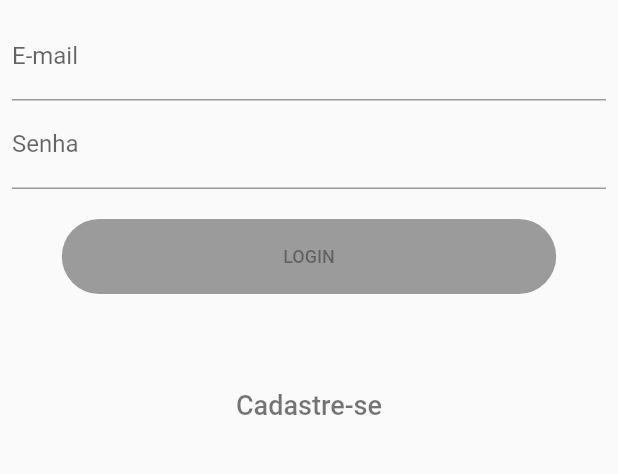
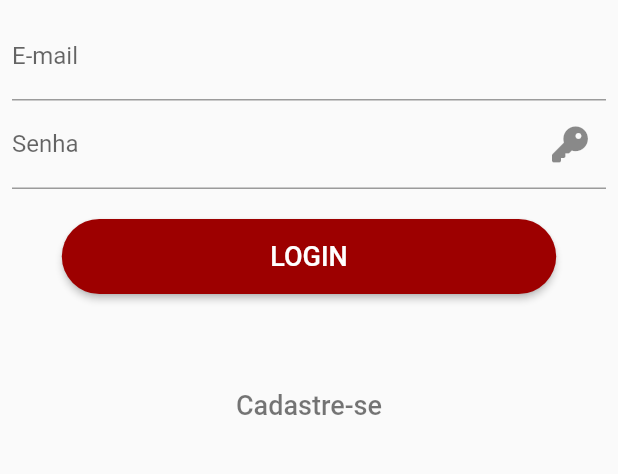
Before and after one commit to MatheusTrinca/pizza_delivery_app_flutter, a Flutter app: the screen it shows after launch, on a phone screen of 412 x 824 dp, the part 405-879 px from its top. Run offline on Flutter 3.47's test engine with Material 2 defaults, Android fonts, the phone set to English and light mode, and no system bars; our stand-ins replace flutter_icons, validators; Roboto replaces fonts that are missing (Arial).

Commit message:
pagina de login criada

```diff
--- a/lib/app/modules/login/auth/view/login_page.dart
+++ b/lib/app/modules/login/auth/view/login_page.dart
@@ -1,9 +1,11 @@
 import 'package:flutter/cupertino.dart';
 import 'package:flutter/material.dart';
+import 'package:flutter_icons/flutter_icons.dart';
 import 'package:pizza_delivery_app/app/modules/login/auth/controllers/login_controller.dart';
 import 'package:pizza_delivery_app/shared/components/pizza_delivery_button.dart';
 import 'package:pizza_delivery_app/shared/components/pizza_delivery_input.dart';
 import 'package:provider/provider.dart';
+import 'package:validators/validators.dart';
 
 class LoginPage extends StatelessWidget {
   static const router = '/login';
@@ -30,6 +32,9 @@ class LoginContent extends StatefulWidget {
 
 class _LoginContentState extends State<LoginContent> {
   final formKey = GlobalKey<FormState>();
+  final emailEditingController = TextEditingController();
+  final passwordEditingController = TextEditingController();
+  final obscurePasswordValueNotifier = ValueNotifier<bool>(true);
 
   @override
   Widget build(BuildContext context) {
@@ -44,18 +49,45 @@ class _LoginContentState extends State<LoginContent> {
               padding: const EdgeInsets.all(8),
               child: Column(
                 children: [
-                  PizzaDeliveryInput('E-mail'),
-                  PizzaDeliveryInput('Senha'),
+                  PizzaDeliveryInput('E-mail',
+                    keyboardType: TextInputType.emailAddress,
+                    validator: (value){
+                      if(!isEmail(value.toString() ?? '')){
+                        return 'Email inválido';
+                      }else{
+                        return null;
+                      }
+                    },
+                    controller: emailEditingController
+                  ),
+                  ValueListenableBuilder(
+                      valueListenable: obscurePasswordValueNotifier,
+                      builder: (BuildContext context, obscurePasswordValueNotifierValue, Widget child) {
+                         return PizzaDeliveryInput('Senha',
+                              obscureText: obscurePasswordValueNotifierValue,
+                              controller: passwordEditingController,
+                              suffixIcon: Icon(FontAwesome.key),
+                              suffixIconOnPressed: (){
+                                obscurePasswordValueNotifier.value = !obscurePasswordValueNotifierValue;
+                              },
+                            );
+                      },
+                   ),
                   SizedBox(height: 20),
                   PizzaDeliveryButton(
                     'LOGIN',
+                    onPressed: (){},
                     height: 50,
+                    labelColor: Colors.white,
+                    labelSize: 18,
+                    buttonColor: Theme.of(context).primaryColor,
                     width: MediaQuery.of(context).size.width * 0.8, // 80% Larg
                   ),
                   SizedBox(
                     height: 50,
                   ),
                   FlatButton(
+                    onPressed: () {  },
                     child: Text('Cadastre-se',
                         style: TextStyle(
                             fontSize: 18,
@@ -73,3 +105,5 @@ class _LoginContentState extends State<LoginContent> {
     );
   }
 }
+
+// TODO: Continuar no 1:20:00
--- a/lib/app/modules/splash/controller/splash_controller.dart
+++ b/lib/app/modules/splash/controller/splash_controller.dart
@@ -1,4 +1,4 @@
-import 'package:flutter/cupertino.dart';
+import 'package:flutter/material.dart';
 
 class SplashController extends ChangeNotifier{
 
--- a/lib/main.dart
+++ b/lib/main.dart
@@ -12,8 +12,8 @@ class MyApp extends StatelessWidget {
     return MaterialApp(
       title: 'Flutter Demo',
       theme: ThemeData(
-        primarySwatch: Colors.blue,
-        visualDensity: VisualDensity.adaptivePlatformDensity,
+        primaryColor: Color(0XFF9D0000),
+        primarySwatch: Colors.red,
       ),
       initialRoute: SplashPage.router,
       routes: {
--- a/lib/shared/components/pizza_delivery_button.dart
+++ b/lib/shared/components/pizza_delivery_button.dart
@@ -1,6 +1,11 @@
 import 'package:flutter/material.dart';
 
 class PizzaDeliveryButton extends Container {
+
+  void onpressed(){
+
+  }
+
   PizzaDeliveryButton(
     String label, {
     @required double width,
@@ -9,19 +14,19 @@ class PizzaDeliveryButton extends Container {
     double labelSize = 12,
     ShapeBorder shape,
     TextStyle textStyle,
-    Function onpressed
+    Function onPressed,
+    Color buttonColor
   }) : super(
     width: width,
     height: height,
     child: RaisedButton(
+      color: buttonColor,
       child: Text(label,
       style: textStyle ?? TextStyle(fontSize: labelSize, color: labelColor),
       ),
       shape: shape ?? RoundedRectangleBorder(
         borderRadius: BorderRadius.circular(30),
-      ), onPressed: onpressed,
+      ), onPressed: onPressed,
     )
   );
 }
-
-// 1:00:00
--- a/lib/shared/components/pizza_delivery_input.dart
+++ b/lib/shared/components/pizza_delivery_input.dart
@@ -1,9 +1,24 @@
 import 'package:flutter/material.dart';
 
 class PizzaDeliveryInput extends TextFormField{
-  PizzaDeliveryInput(label) : super(
+  PizzaDeliveryInput(label, {
+    TextInputType keyboardType,
+    FormFieldValidator validator,
+    TextEditingController controller,
+    Icon suffixIcon,
+    Function suffixIconOnPressed,
+    obscureText = false
+  }) : super(
+    keyboardType: keyboardType,
+    validator: validator,
+    controller: controller,
+    obscureText: obscureText,
     decoration: InputDecoration(
-      labelText: label
+      labelText: label,
+      suffixIcon: suffixIcon != null ? IconButton(
+        icon: suffixIcon,
+        onPressed: suffixIconOnPressed,
+      ) : null
     )
   );
 
```
Also changed, not shown: 1 other file.
